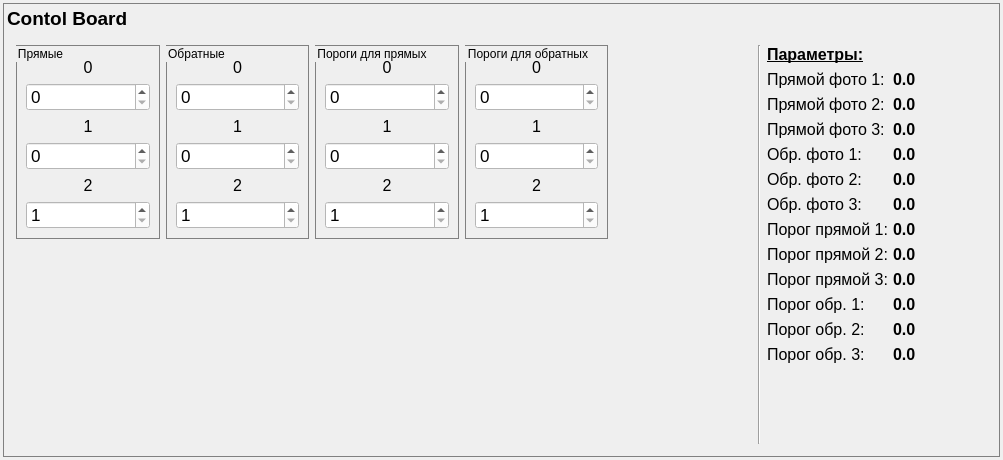
Old version of the form cb_panel.ui in the repository bulkanul/EVO_YFL_1064_GUI_coherent2.
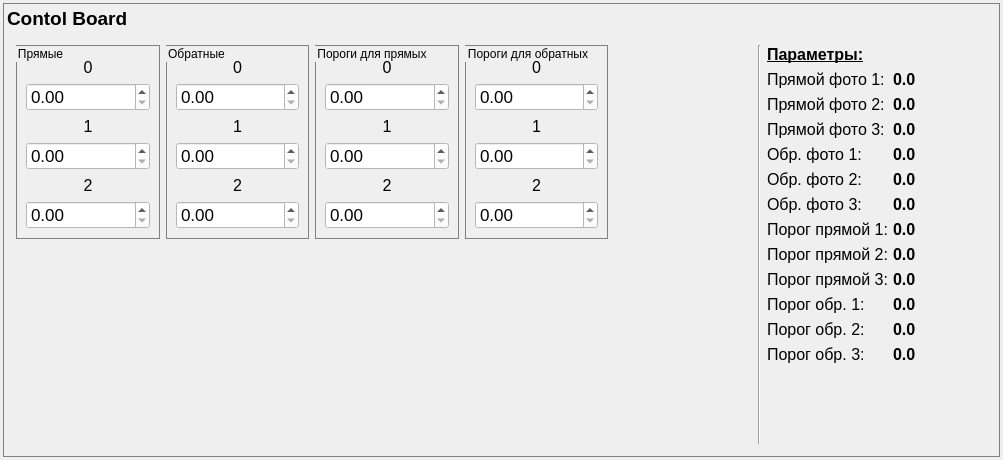
New version of the form.

Diff of the .ui file:
```diff
--- a/cb_panel.ui
+++ b/cb_panel.ui
@@ -183,13 +183,13 @@
                      <string/>
                     </property>
                     <property name="decimals">
-                     <number>0</number>
+                     <number>2</number>
                     </property>
                     <property name="minimum">
                      <double>0.000000000000000</double>
                     </property>
                     <property name="maximum">
-                     <double>50000.000000000000000</double>
+                     <double>3.300000000000000</double>
                     </property>
                     <property name="singleStep">
                      <double>1.000000000000000</double>
@@ -197,6 +197,9 @@
                     <property name="stepType">
                      <enum>QAbstractSpinBox::DefaultStepType</enum>
                     </property>
+                    <property name="value">
+                     <double>0.000000000000000</double>
+                    </property>
                    </widget>
                   </item>
                  </layout>
@@ -263,13 +266,13 @@
                      <string/>
                     </property>
                     <property name="decimals">
-                     <number>0</number>
+                     <number>2</number>
                     </property>
                     <property name="minimum">
                      <double>0.000000000000000</double>
                     </property>
                     <property name="maximum">
-                     <double>50000.000000000000000</double>
+                     <double>3.300000000000000</double>
                     </property>
                     <property name="singleStep">
                      <double>1.000000000000000</double>
@@ -277,6 +280,9 @@
                     <property name="stepType">
                      <enum>QAbstractSpinBox::DefaultStepType</enum>
                     </property>
+                    <property name="value">
+                     <double>0.000000000000000</double>
+                    </property>
                    </widget>
                   </item>
                  </layout>
@@ -343,13 +349,13 @@
                      <string/>
                     </property>
                     <property name="decimals">
-                     <number>0</number>
+                     <number>2</number>
                     </property>
                     <property name="minimum">
-                     <double>1.000000000000000</double>
+                     <double>0.000000000000000</double>
                     </property>
                     <property name="maximum">
-                     <double>100.000000000000000</double>
+                     <double>3.300000000000000</double>
                     </property>
                     <property name="singleStep">
                      <double>1.000000000000000</double>
@@ -357,6 +363,9 @@
                     <property name="stepType">
                      <enum>QAbstractSpinBox::DefaultStepType</enum>
                     </property>
+                    <property name="value">
+                     <double>0.000000000000000</double>
+                    </property>
                    </widget>
                   </item>
                  </layout>
@@ -464,13 +473,13 @@
                      <string/>
                     </property>
                     <property name="decimals">
-                     <number>0</number>
+                     <number>2</number>
                     </property>
                     <property name="minimum">
                      <double>0.000000000000000</double>
                     </property>
                     <property name="maximum">
-                     <double>50000.000000000000000</double>
+                     <double>3.300000000000000</double>
                     </property>
                     <property name="singleStep">
                      <double>1.000000000000000</double>
@@ -478,6 +487,9 @@
                     <property name="stepType">
                      <enum>QAbstractSpinBox::DefaultStepType</enum>
                     </property>
+                    <property name="value">
+                     <double>0.000000000000000</double>
+                    </property>
                    </widget>
                   </item>
                  </layout>
@@ -544,13 +556,13 @@
                      <string/>
                     </property>
                     <property name="decimals">
-                     <number>0</number>
+                     <number>2</number>
                     </property>
                     <property name="minimum">
                      <double>0.000000000000000</double>
                     </property>
                     <property name="maximum">
-                     <double>50000.000000000000000</double>
+                     <double>3.300000000000000</double>
                     </property>
                     <property name="singleStep">
                      <double>1.000000000000000</double>
@@ -558,6 +570,9 @@
                     <property name="stepType">
                      <enum>QAbstractSpinBox::DefaultStepType</enum>
                     </property>
+                    <property name="value">
+                     <double>0.000000000000000</double>
+                    </property>
                    </widget>
                   </item>
                  </layout>
@@ -624,13 +639,13 @@
                      <string/>
                     </property>
                     <property name="decimals">
-                     <number>0</number>
+                     <number>2</number>
                     </property>
                     <property name="minimum">
-                     <double>1.000000000000000</double>
+                     <double>0.000000000000000</double>
                     </property>
                     <property name="maximum">
-                     <double>100.000000000000000</double>
+                     <double>3.300000000000000</double>
                     </property>
                     <property name="singleStep">
                      <double>1.000000000000000</double>
@@ -638,6 +653,9 @@
                     <property name="stepType">
                      <enum>QAbstractSpinBox::DefaultStepType</enum>
                     </property>
+                    <property name="value">
+                     <double>0.000000000000000</double>
+                    </property>
                    </widget>
                   </item>
                  </layout>
@@ -745,13 +763,13 @@
                      <string/>
                     </property>
                     <property name="decimals">
-                     <number>0</number>
+                     <number>2</number>
                     </property>
                     <property name="minimum">
                      <double>0.000000000000000</double>
                     </property>
                     <property name="maximum">
-                     <double>50000.000000000000000</double>
+                     <double>3.300000000000000</double>
                     </property>
                     <property name="singleStep">
                      <double>1.000000000000000</double>
@@ -759,6 +777,9 @@
                     <property name="stepType">
                      <enum>QAbstractSpinBox::DefaultStepType</enum>
                     </property>
+                    <property name="value">
+                     <double>0.000000000000000</double>
+                    </property>
                    </widget>
                   </item>
                  </layout>
@@ -825,13 +846,13 @@
                      <string/>
                     </property>
                     <property name="decimals">
-                     <number>0</number>
+                     <number>2</number>
                     </property>
                     <property name="minimum">
                      <double>0.000000000000000</double>
                     </property>
                     <property name="maximum">
-                     <double>50000.000000000000000</double>
+                     <double>3.300000000000000</double>
                     </property>
                     <property name="singleStep">
                      <double>1.000000000000000</double>
@@ -839,6 +860,9 @@
                     <property name="stepType">
                      <enum>QAbstractSpinBox::DefaultStepType</enum>
                     </property>
+                    <property name="value">
+                     <double>0.000000000000000</double>
+                    </property>
                    </widget>
                   </item>
                  </layout>
@@ -905,13 +929,13 @@
                      <string/>
                     </property>
                     <property name="decimals">
-                     <number>0</number>
+                     <number>2</number>
                     </property>
                     <property name="minimum">
-                     <double>1.000000000000000</double>
+                     <double>0.000000000000000</double>
                     </property>
                     <property name="maximum">
-                     <double>100.000000000000000</double>
+                     <double>3.300000000000000</double>
                     </property>
                     <property name="singleStep">
                      <double>1.000000000000000</double>
@@ -919,6 +943,9 @@
                     <property name="stepType">
                      <enum>QAbstractSpinBox::DefaultStepType</enum>
                     </property>
+                    <property name="value">
+                     <double>0.000000000000000</double>
+                    </property>
                    </widget>
                   </item>
                  </layout>
@@ -1026,13 +1053,13 @@
                      <string/>
                     </property>
                     <property name="decimals">
-                     <number>0</number>
+                     <number>2</number>
                     </property>
                     <property name="minimum">
                      <double>0.000000000000000</double>
                     </property>
                     <property name="maximum">
-                     <double>50000.000000000000000</double>
+                     <double>3.300000000000000</double>
                     </property>
                     <property name="singleStep">
                      <double>1.000000000000000</double>
@@ -1040,6 +1067,9 @@
                     <property name="stepType">
                      <enum>QAbstractSpinBox::DefaultStepType</enum>
                     </property>
+                    <property name="value">
+                     <double>0.000000000000000</double>
+                    </property>
                    </widget>
                   </item>
                  </layout>
@@ -1106,13 +1136,13 @@
                      <string/>
                     </property>
                     <property name="decimals">
-                     <number>0</number>
+                     <number>2</number>
                     </property>
                     <property name="minimum">
                      <double>0.000000000000000</double>
                     </property>
                     <property name="maximum">
-                     <double>50000.000000000000000</double>
+                     <double>3.300000000000000</double>
                     </property>
                     <property name="singleStep">
                      <double>1.000000000000000</double>
@@ -1120,6 +1150,9 @@
                     <property name="stepType">
                      <enum>QAbstractSpinBox::DefaultStepType</enum>
                     </property>
+                    <property name="value">
+                     <double>0.000000000000000</double>
+                    </property>
                    </widget>
                   </item>
                  </layout>
@@ -1186,13 +1219,13 @@
                      <string/>
                     </property>
                     <property name="decimals">
-                     <number>0</number>
+                     <number>2</number>
                     </property>
                     <property name="minimum">
-                     <double>1.000000000000000</double>
+                     <double>0.000000000000000</double>
                     </property>
                     <property name="maximum">
-                     <double>100.000000000000000</double>
+                     <double>3.300000000000000</double>
                     </property>
                     <property name="singleStep">
                      <double>1.000000000000000</double>
@@ -1200,6 +1233,9 @@
                     <property name="stepType">
                      <enum>QAbstractSpinBox::DefaultStepType</enum>
                     </property>
+                    <property name="value">
+                     <double>0.000000000000000</double>
+                    </property>
                    </widget>
                   </item>
                  </layout>
```
Left out of the diff: 48 changed lines with no effect on the pictures.
